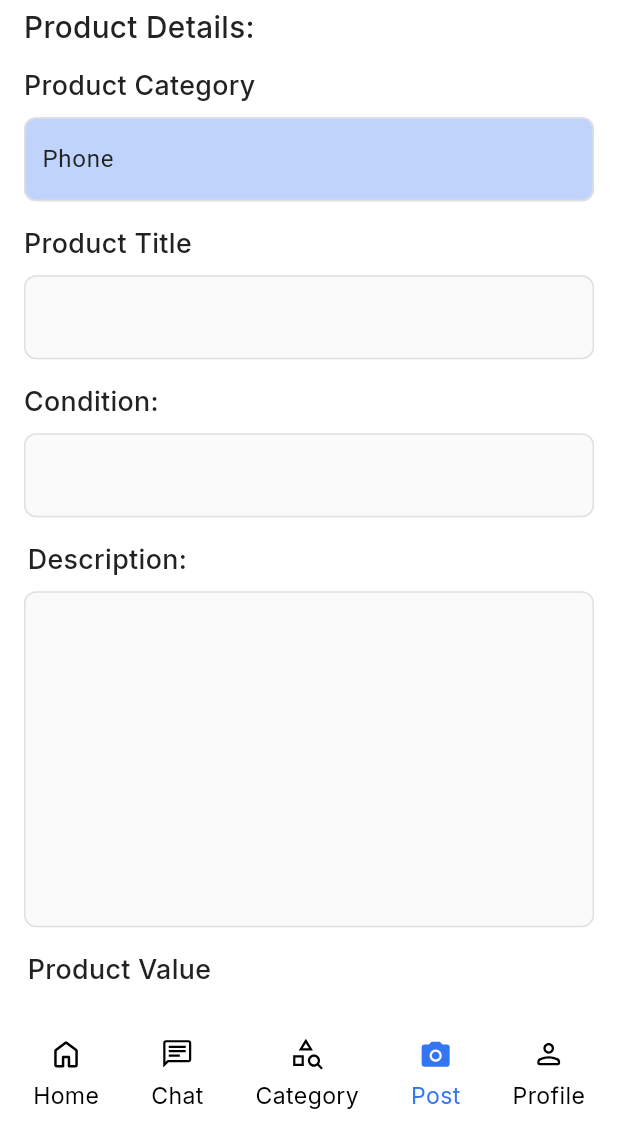
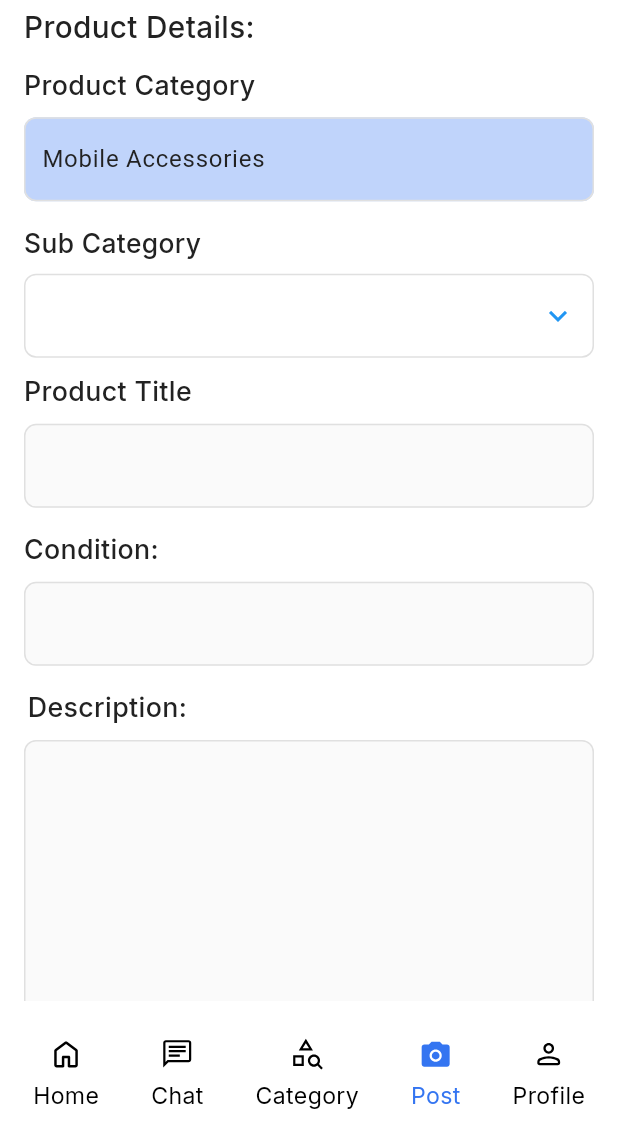
Before and after one commit to bdCalling-Sdt-hub/trade_app, a Flutter app: the PostAddScreen screen opened by its route, on a phone screen of 412 x 824 dp, the part 90-1236 px from its top. Run offline on Flutter 3.47's test engine with Material 3 defaults, Android fonts, the phone set to English and light mode, and no system bars; our stand-ins replace cached_network_image, carousel_slider, connectivity_plus, country_picker, flutter_rating_bar, flutter_screenutil and 10 more; accounts and stored records are empty; network calls fail; project files that could hold a hidden picture were left out.

```diff
--- /dev/null
+++ b/lib/controller/post_controller/post_controller.dart
@@ -0,0 +1,21 @@
+import 'package:get/get.dart';
+import 'package:flutter/material.dart';
+
+class PostController extends GetxController{
+  TextEditingController productCategoryController = TextEditingController(text: 'Mobile Accessories');
+  TextEditingController subCategoryController = TextEditingController();
+  TextEditingController productTitleController = TextEditingController();
+  TextEditingController conditionController = TextEditingController();
+  TextEditingController descriptionController = TextEditingController();
+  TextEditingController productValueController = TextEditingController();
+  TextEditingController addressController = TextEditingController();
+  RxBool isSubCategories = false.obs;
+  RxInt selectedCategory = 0.obs;
+  TextEditingController subCategoriesController = TextEditingController();
+
+  final List<String> subCategoriesList=[
+    "Smart Phone",
+    "Apple Watch",
+    "HeadPhone"
+  ];
+}
--- a/lib/core/app_routes/app_routes.dart
+++ b/lib/core/app_routes/app_routes.dart
@@ -119,7 +119,7 @@ class AppRoutes {
     GetPage(name: membershipDetailsScreen, page: () =>      MembershipDetailsScreen()),
 
     ///============================Post Edit Screen=================
-    GetPage(name: postAddScreen, page: () =>     const PostAddScreen()),
+    GetPage(name: postAddScreen, page: () =>      PostAddScreen()),
     GetPage(name: postEditScreen, page: () =>     const PostEditScreen()),
     GetPage(name: packageDetailsScreen, page: () =>  PackageDetailsScreen()),
     GetPage(name: membershipPackageScreen, page: () =>   MembershipPackageScreen()),
--- a/lib/core/dependency/dependency_injection.dart
+++ b/lib/core/dependency/dependency_injection.dart
@@ -2,6 +2,7 @@
 import 'package:get/get.dart';
 import 'package:trade_app/controller/category_controller/category_controller.dart';
 import 'package:trade_app/controller/membership_controller/membership_controller.dart';
+import 'package:trade_app/controller/post_controller/post_controller.dart';
 import 'package:trade_app/controller/profile_controller.dart';
 import 'package:trade_app/controller/search_controller/search_controller.dart';
 import 'package:trade_app/view/screens/authentication/auth_controller/auth_controller.dart';
@@ -23,5 +24,6 @@ class DependencyInjection extends Bindings {
    Get.lazyPut(() => MembershipController(), fenix: true);
    Get.lazyPut(() => CategoryController(), fenix: true);
    Get.lazyPut(() => SearchListController(), fenix: true);
+   Get.lazyPut(() => PostController(), fenix: true);
   }
 }
--- a/lib/utils/app_strings/app_strings.dart
+++ b/lib/utils/app_strings/app_strings.dart
@@ -30,6 +30,7 @@ class AppStrings {
   static const String enterYourPassword = "Enter your password";
   static const String retypeYourPassword = "Retype your password";
   static const String rememberMe = "Remember Me";
+  static const String subCategory = "Sub Category";
   static const String forgotPassword = "Forgot password?";
   static const String signUp = "Sign up";
   static const String verificationCode = "Verification Code ";
--- a/lib/view/components/custom_dropdown/custom_dropdown.dart
+++ b/lib/view/components/custom_dropdown/custom_dropdown.dart
@@ -2,6 +2,7 @@ import 'package:flutter/material.dart';
 import 'package:flutter_screenutil/flutter_screenutil.dart';
 import 'package:trade_app/utils/app_colors/app_colors.dart';
 import 'package:trade_app/view/components/custom_text/custom_text.dart';
+import 'package:trade_app/view/components/custom_text_field/custom_text_field.dart';
 
 class CustomDropdown extends StatelessWidget {
   final String title;
@@ -26,19 +27,11 @@ class CustomDropdown extends StatelessWidget {
   Widget build(BuildContext context) {
     return Column(
       children: [
-        SizedBox(
-          height: 44.h,
-          child: TextField(
+        CustomTextField(
           onTap: onTap,
           readOnly: true,
-            controller: controller,
-            decoration: InputDecoration(
-              hintText: title,
-              fillColor: AppColors.blue50,
-              filled: true,
-              border: const OutlineInputBorder(
-                borderSide: BorderSide(color: Colors.red),
-              ),
+          fieldBorderColor: AppColors.gray201,
+          textEditingController: controller,
           suffixIcon: Icon(
             isDropdownVisible
                 ? Icons.keyboard_arrow_down_sharp
@@ -46,15 +39,13 @@ class CustomDropdown extends StatelessWidget {
             color: isDropdownVisible ? Colors.black : Colors.blue,
           ),
         ),
-          ),
-        ),
         isDropdownVisible
             ? Align(
           alignment: Alignment.bottomRight,
           child: Container(
             padding: EdgeInsets.symmetric(horizontal: 16.w),
-            decoration: BoxDecoration(
-              color: Theme.of(context).cardColor,
+            decoration: const BoxDecoration(
+              color: AppColors.white200,
             ),
             child: Column(
               crossAxisAlignment: CrossAxisAlignment.start,
@@ -67,12 +58,14 @@ class CustomDropdown extends StatelessWidget {
                   child: Padding(
                     padding: const EdgeInsets.all(8.0),
                     child: Container(
-                      decoration: const BoxDecoration(),
+                      decoration: const BoxDecoration(
+                        color: AppColors.white200
+                      ),
                       child: CustomText(
                         text: options[index],
                         fontWeight: FontWeight.w500,
                         bottom: 4.h,
-                        color: Colors.red,
+                        color: AppColors.black500,
                       ),
                     ),
                   ),
@@ -81,7 +74,7 @@ class CustomDropdown extends StatelessWidget {
             ),
           ),
         )
-            : const SizedBox(),
+            : const SizedBox(height: 10,),
       ],
     );
   }
--- a/lib/view/components/custom_from_card/custom_from_card.dart
+++ b/lib/view/components/custom_from_card/custom_from_card.dart
@@ -13,6 +13,7 @@ class CustomFromCard extends StatelessWidget {
   final VoidCallback? onTap;
   final bool isBackgroundColor;
   final bool isMaxLine;
+  final String? Function(String?)? validator;
 
   const CustomFromCard({
     super.key,
@@ -22,7 +23,7 @@ class CustomFromCard extends StatelessWidget {
     this.isIcon = false,
     this.readOnly = false,
     this.onTap,
-    this.isBackgroundColor = false, this.isMaxLine=false,
+    this.isBackgroundColor = false, this.isMaxLine=false, this.validator,
   });
 
   @override
@@ -38,6 +39,7 @@ class CustomFromCard extends StatelessWidget {
           bottom: 8.h,
         ),
         CustomTextField(
+          validator: validator,
           readOnly: readOnly,
           suffixIcon: isIcon ? const Icon(Icons.keyboard_arrow_down) : null,
           isPassword: isPassword,
--- a/lib/view/screens/authentication/sign_in_screen/sign_in_screen.dart
+++ b/lib/view/screens/authentication/sign_in_screen/sign_in_screen.dart
@@ -14,7 +14,7 @@ import 'package:trade_app/view/screens/home_screen/home_screen.dart';
 
 class SignInScreen extends StatelessWidget {
   SignInScreen({super.key});
-  AuthController controller = Get.find<AuthController>();
+ final AuthController controller = Get.find<AuthController>();
   final formKey = GlobalKey<FormState>();
   @override
   Widget build(BuildContext context) {
--- a/lib/view/screens/post_screen/post_add_screen/post_add_screen.dart
+++ b/lib/view/screens/post_screen/post_add_screen/post_add_screen.dart
@@ -1,15 +1,21 @@
 import 'package:flutter/material.dart';
+import 'package:flutter_screenutil/flutter_screenutil.dart';
 import 'package:get/get.dart';
+import 'package:trade_app/controller/post_controller/post_controller.dart';
 import 'package:trade_app/utils/app_colors/app_colors.dart';
 import 'package:trade_app/utils/app_strings/app_strings.dart';
 import 'package:trade_app/view/components/custom_app_bar/custom_app_bar.dart';
 import 'package:trade_app/view/components/custom_button/custom_button.dart';
+import 'package:trade_app/view/components/custom_dropdown/custom_dropdown.dart';
 import 'package:trade_app/view/components/custom_from_card/custom_from_card.dart';
 import 'package:trade_app/view/components/custom_text/custom_text.dart';
 import 'package:trade_app/view/components/nav_bar/nav_bar.dart';
 
 class PostAddScreen extends StatelessWidget {
-  const PostAddScreen({super.key});
+  PostAddScreen({super.key});
+
+  final PostController postController = Get.find<PostController>();
+  final formKey = GlobalKey<FormState>();
 
   @override
   Widget build(BuildContext context) {
@@ -21,9 +27,13 @@ class PostAddScreen extends StatelessWidget {
       appBar: CustomAppBar(
         appBarContent: AppStrings.postAnAd.tr,
       ),
-      body: Padding(
+      body: Obx(
+        () {
+          return Padding(
             padding: const EdgeInsets.symmetric(horizontal: 16),
             child: SingleChildScrollView(
+              child: Form(
+                key: formKey,
                 child: Column(
                   crossAxisAlignment: CrossAxisAlignment.start,
                   children: [
@@ -35,44 +45,107 @@ class PostAddScreen extends StatelessWidget {
                       text: '${AppStrings.productDetails}:'.tr,
                       bottom: 12,
                     ),
+
                     ///========================Product Categories===========
                     CustomFromCard(
-                isBackgroundColor:  true,
+                        isBackgroundColor: true,
                         readOnly: true,
                         title: AppStrings.productCategory.tr,
-                  controller: TextEditingController(text: 'Phone')),
+                        controller: postController.productCategoryController),
+
+                    CustomText(
+                      color: AppColors.black500,
+                      text: AppStrings.subCategory.tr,
+                      fontWeight: FontWeight.w500,
+                      fontSize: 16,
+                      bottom: 8.h,
+                    ),
+                    ///=========================subCategory====================
+                    CustomDropdown(
+                      title: AppStrings.subCategory,
+                      textColor: AppColors.white200,
+                      controller: postController.subCategoriesController,
+                      isDropdownVisible: postController.isSubCategories.value,
+                      onTap: () {
+                        postController.isSubCategories.value =
+                        !postController.isSubCategories.value;
+                        postController.update();
+                      },
+                      options: postController.subCategoriesList,
+                      onSelect: (index) {
+                        postController.selectedCategory.value = index;
+                        postController.subCategoriesController.text =
+                        postController.subCategoriesList[
+                        postController.selectedCategory.value];
+                        postController.isSubCategories.value = false;
+                        postController.isSubCategories.refresh();
+                      },
+                    ),
 
                     ///========================Product Title===========
                     CustomFromCard(
+                        validator: (value) {
+                          if (value == null || value.trim().isEmpty) {
+                            return AppStrings.fieldCantBeEmpty;
+                          }
+                          return null;
+                        },
                         title: AppStrings.productTitle.tr,
-                  controller: TextEditingController()),
+                        controller: postController.productTitleController),
 
                     ///========================Condition===========
                     CustomFromCard(
+                        validator: (value) {
+                          if (value == null || value.trim().isEmpty) {
+                            return AppStrings.fieldCantBeEmpty;
+                          }
+                          return null;
+                        },
                         title: AppStrings.condition.tr,
-                  controller: TextEditingController()),
+                        controller: postController.conditionController),
 
                     ///========================Description===========
                     CustomFromCard(
+                        validator: (value) {
+                          if (value == null || value.trim().isEmpty) {
+                            return AppStrings.fieldCantBeEmpty;
+                          }
+                          return null;
+                        },
                         isMaxLine: true,
                         title: AppStrings.description.tr,
-                  controller: TextEditingController()),
+                        controller: postController.descriptionController),
 
                     ///========================Product Value===========
                     CustomFromCard(
+                        validator: (value) {
+                          if (value == null || value.trim().isEmpty) {
+                            return AppStrings.fieldCantBeEmpty;
+                          }
+                          return null;
+                        },
                         title: AppStrings.productValue.tr,
-                  controller: TextEditingController()),
+                        controller: postController.productValueController),
 
                     ///========================Address===========
                     CustomFromCard(
+                        validator: (value) {
+                          if (value == null || value.trim().isEmpty) {
+                            return AppStrings.fieldCantBeEmpty;
+                          }
+                          return null;
+                        },
                         title: AppStrings.addresss.tr,
-                  controller: TextEditingController()),
+                        controller: postController.addressController),
+
                     ///======================Add Photo================
 
-
-              ///========================Button===============
-              CustomButton(onTap: (){
-
+                    ///========================Post ad Button===============
+                    CustomButton(
+                      onTap: () {
+                        if (formKey.currentState!.validate()) {
+                          Get.back();
+                        }
                       },
                       title: AppStrings.postAd,
                     )
@@ -82,6 +155,7 @@ class PostAddScreen extends StatelessWidget {
             ),
           );
         }
-
-
+      ),
+    );
   }
+}
--- a/lib/view/screens/search_screen/search_screen.dart
+++ b/lib/view/screens/search_screen/search_screen.dart
@@ -57,7 +57,8 @@ class SearchScreen extends StatelessWidget {
                   height: 65.h,
                   weight: 70.w,
                   color: AppColors.white200,
-                  child: const CustomImage(imageSrc: AppIcons.filterList),
+                  child: const CustomImage(
+                      imageSrc: AppIcons.filterList),
                 ),
               ),
             ),
```
Lines whose indentation alone changed are shown as unchanged.
